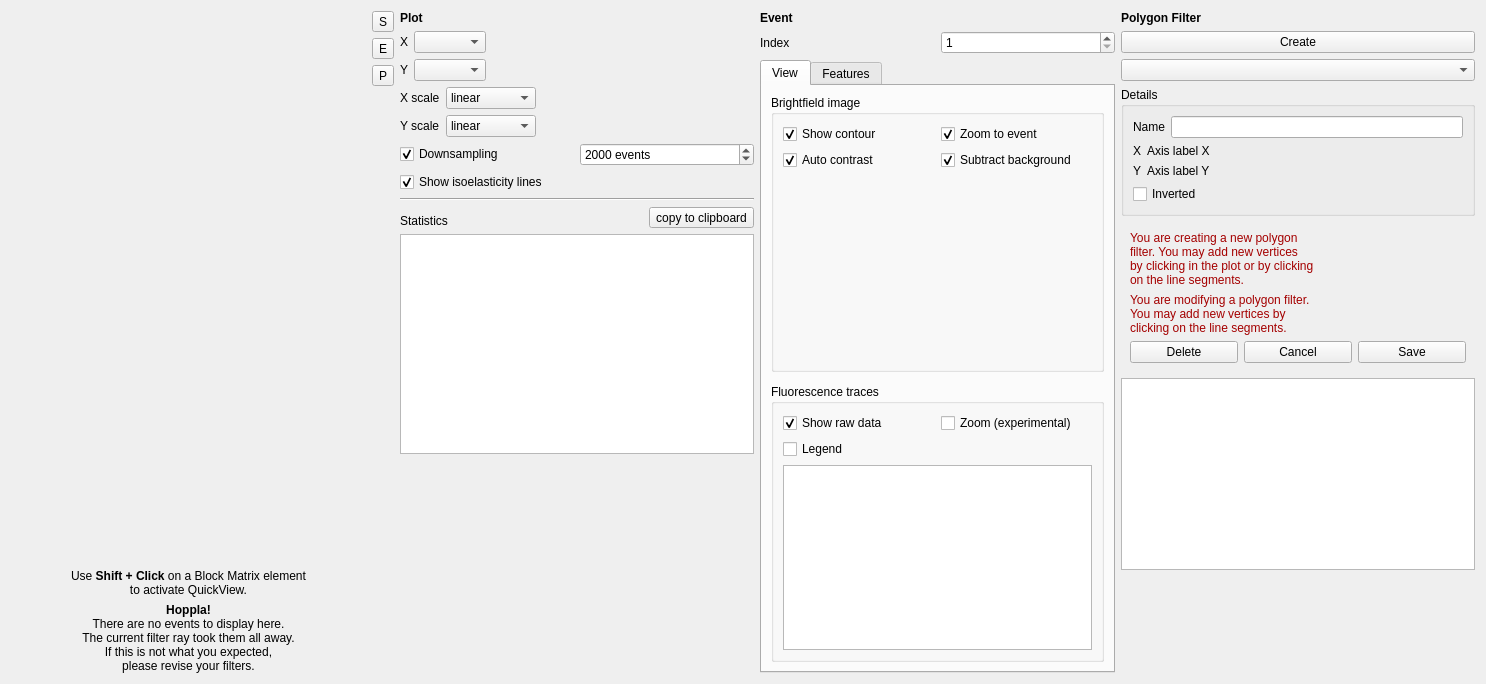
Above: shapeout2/gui/quick_view/qv_main.ui from DC-analysis/DCscope before the change. Below: the same form after it.
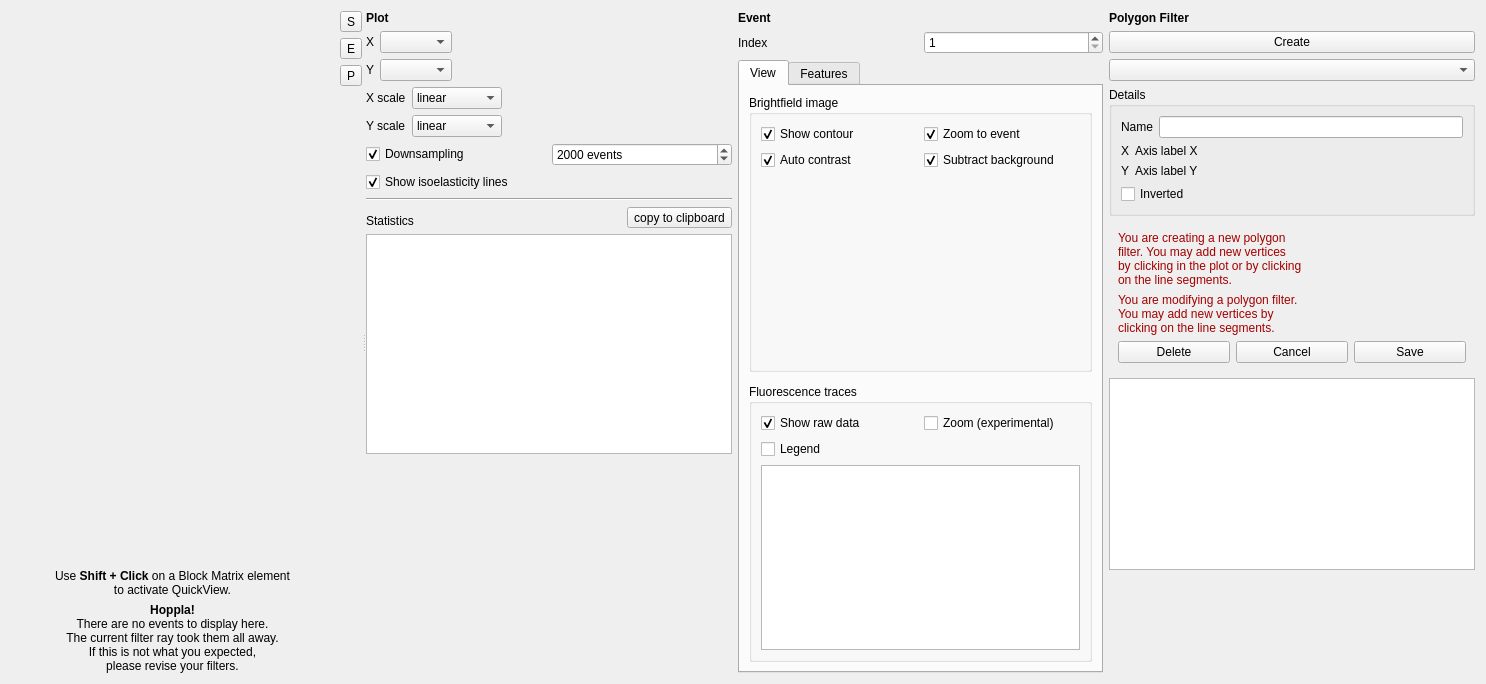
That is the form after the change. Icons and pictures are not drawn. Custom widgets are drawn as their Qt base class.

Commit message: Introduce QSplitter in QuickView window

What changed in the file:
```diff
--- a/shapeout2/gui/quick_view/qv_main.ui
+++ b/shapeout2/gui/quick_view/qv_main.ui
@@ -23,7 +23,17 @@
    <iconset theme="office-chart-scatter">
     <normaloff>.</normaloff>.</iconset>
   </property>
-  <layout class="QHBoxLayout" name="horizontalLayout">
+  <layout class="QHBoxLayout" name="horizontalLayout_8">
+   <item>
+    <widget class="QSplitter" name="splitter">
+     <property name="orientation">
+      <enum>Qt::Horizontal</enum>
+     </property>
+     <property name="childrenCollapsible">
+      <bool>false</bool>
+     </property>
+     <widget class="QWidget" name="">
+      <layout class="QHBoxLayout" name="horizontalLayout_7">
    <item>
     <layout class="QVBoxLayout" name="verticalLayout_14">
      <property name="leftMargin">
@@ -179,6 +189,10 @@
      </layout>
     </widget>
    </item>
+      </layout>
+     </widget>
+     <widget class="QWidget" name="">
+      <layout class="QHBoxLayout" name="horizontalLayout">
    <item>
     <widget class="QWidget" name="widget_settings" native="true">
      <property name="sizePolicy">
@@ -931,6 +945,10 @@
        </spacer>
       </item>
      </layout>
+        </widget>
+       </item>
+      </layout>
+     </widget>
     </widget>
    </item>
   </layout>
```
Lines whose indentation alone changed are shown as unchanged.
